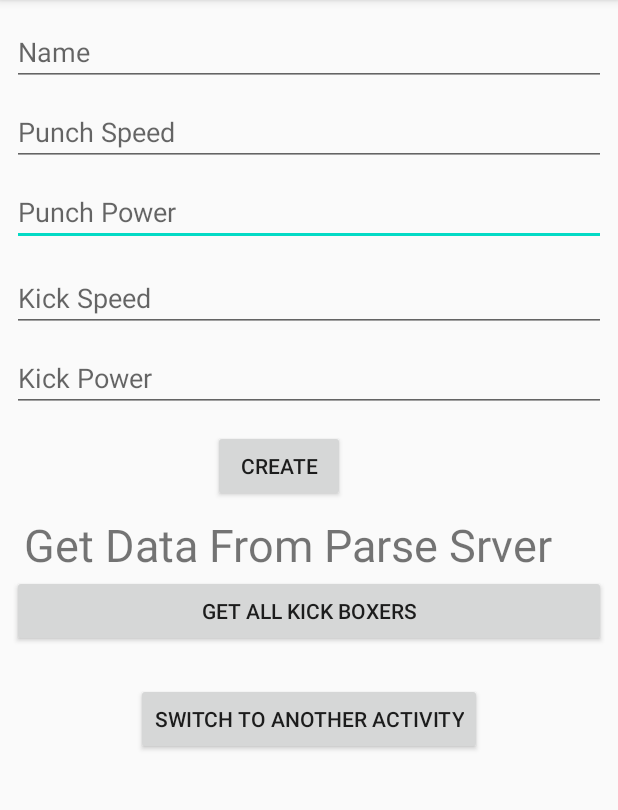
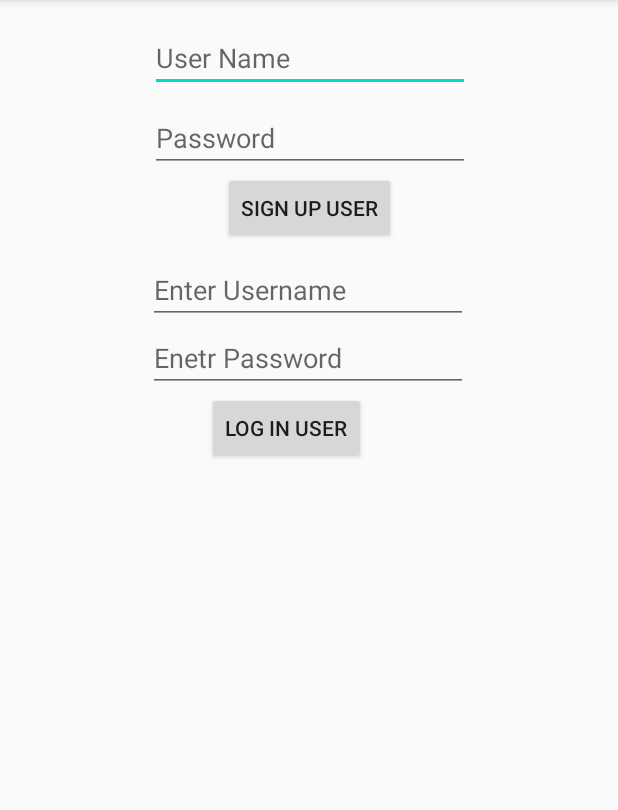
Before and after one commit to nibchee/InstagramClone, an Android app: the screen it shows after launch (SignUp before the commit, SignUpLoginActivity after it), after a tap on "SWITCH TO ANOTHER ACTIVITY", on a phone screen of 412 x 824 dp, the part 84-894 px from its top. Run offline under Robolectric (Android 15) with nearby library versions, the phone set to English and light mode, and no system bars; libraries missing offline, so code that uses them is left out: com.parse, com.shashank.sony; 1 statement that could not run was skipped.

Commit message:
Sign Up & Logged In

```diff
--- a/app/src/main/AndroidManifest.xml
+++ b/app/src/main/AndroidManifest.xml
@@ -3,13 +3,15 @@
     package="com.example.instagramclone">
 
     <application
+        android:name=".App"
         android:allowBackup="true"
         android:icon="@mipmap/ic_launcher"
         android:label="@string/app_name"
         android:roundIcon="@mipmap/ic_launcher_round"
         android:supportsRtl="true"
-        android:theme="@style/AppTheme"
-        android:name=".App">
+        android:theme="@style/AppTheme">
+        <activity android:name=".WelcomeActivity"></activity>
+        <activity android:name=".SignUpLoginActivity" />
         <activity android:name=".SignUp">
             <intent-filter>
                 <action android:name="android.intent.action.MAIN" />
--- a/app/src/main/java/com/example/instagramclone/SignUp.java
+++ b/app/src/main/java/com/example/instagramclone/SignUp.java
@@ -1,6 +1,7 @@
 package com.example.instagramclone;
 
 //import android.support.v7.app.AppCompatActivity;
+import android.content.Intent;
 import android.os.Bundle;
 import android.view.View;
 import android.widget.Button;
@@ -102,7 +103,8 @@
         btnTransition.setOnClickListener(new View.OnClickListener() {
             @Override
             public void onClick(View v) {
-
+             Intent intent=new Intent(SignUp.this,SignUpLoginActivity.class);
+             startActivity(intent);
             }
         });
     }
--- a/app/src/main/java/com/example/instagramclone/SignUpLoginActivity.java
+++ b/app/src/main/java/com/example/instagramclone/SignUpLoginActivity.java
@@ -1,4 +1,81 @@
 package com.example.instagramclone;
 
-public class SignUpLoginActivity {
+import androidx.appcompat.app.AppCompatActivity;
+
+import android.os.Bundle;
+import android.view.View;
+import android.widget.Button;
+import android.widget.EditText;
+
+import com.parse.LogInCallback;
+import com.parse.ParseException;
+import com.parse.ParseUser;
+import com.parse.SignUpCallback;
+import com.shashank.sony.fancytoastlib.FancyToast;
+
+public class SignUpLoginActivity extends AppCompatActivity
+{
+    private EditText edtuserLogin,edtuserSignUp,edtPasswordSignUp,edtPasswordLogin;
+    private Button btnUserLogIn,btnUserSignUp;
+
+    @Override
+    protected void onCreate(Bundle savedInstanceState) {
+        super.onCreate(savedInstanceState);
+        setContentView(R.layout.activity_sign_up_login);
+
+        edtuserLogin=findViewById(R.id.edtUserLogin);
+        edtuserSignUp=findViewById(R.id.edtUserSignUp);
+        edtPasswordLogin=findViewById(R.id.edtPasswordSignIn);
+        edtPasswordSignUp=findViewById(R.id.edtPasswordSignUp);
+        btnUserLogIn=findViewById(R.id.btnSignIn);
+        btnUserSignUp=findViewById(R.id.btnSignUp);
+
+        btnUserSignUp.setOnClickListener(new View.OnClickListener() {
+            @Override
+            public void onClick(View v)
+            {
+                final ParseUser appUser=new ParseUser();
+                appUser.setUsername(edtuserSignUp.getText().toString());
+                appUser.setPassword(edtPasswordSignUp.getText().toString());
+
+                appUser.signUpInBackground(new SignUpCallback() {
+                    @Override
+                    public void done(ParseException e)
+                    {
+                        if(e==null)
+                        {
+                            FancyToast.makeText(SignUpLoginActivity.this, appUser.get("username") + "is signed Up sucessfully", FancyToast.LENGTH_LONG, FancyToast.SUCCESS, true).show();
+                        }
+                          else
+                        {
+                            FancyToast.makeText(SignUpLoginActivity.this, e.getMessage(), FancyToast.LENGTH_LONG, FancyToast.ERROR, false).show();
+                        }
+                    }
+                });
+
+            }
+        });
+
+
+        btnUserLogIn.setOnClickListener(new View.OnClickListener() {
+            @Override
+            public void onClick(View v) {
+                ParseUser.logInInBackground(edtuserLogin.getText().toString(), edtPasswordLogin.getText().toString(), new LogInCallback() {
+                    @Override
+                    public void done(ParseUser user, ParseException e)
+                    {
+                        if(user !=null && e==null)
+                        {
+                            FancyToast.makeText(SignUpLoginActivity.this, user.get("username") + "is  sucessfully Logged In", FancyToast.LENGTH_LONG, FancyToast.SUCCESS, true).show();
+
+                        }
+                        else {
+                            FancyToast.makeText(SignUpLoginActivity.this, e.getMessage(), FancyToast.LENGTH_LONG, FancyToast.ERROR, false).show();
+                        }
+                    }
+                });
+
+            }
+        });
+    }
 }
--- /dev/null
+++ b/app/src/main/res/layout/activity_sign_up_login.xml
@@ -0,0 +1,80 @@
+<?xml version="1.0" encoding="utf-8"?>
+<androidx.constraintlayout.widget.ConstraintLayout xmlns:android="http://schemas.android.com/apk/res/android"
+    xmlns:app="http://schemas.android.com/apk/res-auto"
+    xmlns:tools="http://schemas.android.com/tools"
+    android:layout_width="match_parent"
+    android:layout_height="match_parent"
+    tools:context=".SignUpLoginActivity">
+
+    <EditText
+        android:id="@+id/edtUserSignUp"
+        android:layout_width="wrap_content"
+        android:layout_height="wrap_content"
+        android:layout_marginTop="16dp"
+        android:ems="10"
+        android:hint="User Name"
+        android:inputType="textPersonName"
+        app:layout_constraintEnd_toEndOf="parent"
+        app:layout_constraintHorizontal_bias="0.502"
+        app:layout_constraintStart_toStartOf="parent"
+        app:layout_constraintTop_toTopOf="parent" />
+
+    <EditText
+        android:id="@+id/edtPasswordSignUp"
+        android:layout_width="wrap_content"
+        android:layout_height="wrap_content"
+        android:layout_marginTop="8dp"
+        android:ems="10"
+        android:hint="Password"
+        android:inputType="textPersonName"
+        app:layout_constraintEnd_toEndOf="parent"
+        app:layout_constraintHorizontal_bias="0.502"
+        app:layout_constraintStart_toStartOf="parent"
+        app:layout_constraintTop_toBottomOf="@+id/edtUserSignUp" />
+
+    <Button
+        android:id="@+id/btnSignUp"
+        android:layout_width="wrap_content"
+        android:layout_height="wrap_content"
+        android:text="Sign Up User"
+        app:layout_constraintEnd_toEndOf="parent"
+        app:layout_constraintStart_toStartOf="parent"
+        app:layout_constraintTop_toBottomOf="@+id/edtPasswordSignUp" />
+
+    <EditText
+        android:id="@+id/edtUserLogin"
+        android:layout_width="wrap_content"
+        android:layout_height="wrap_content"
+        android:layout_marginTop="8dp"
+        android:ems="10"
+        android:hint="Enter Username"
+        android:inputType="textPersonName"
+        app:layout_constraintEnd_toEndOf="parent"
+        app:layout_constraintHorizontal_bias="0.497"
+        app:layout_constraintStart_toStartOf="parent"
+        app:layout_constraintTop_toBottomOf="@+id/btnSignUp" />
+
+    <EditText
+        android:id="@+id/edtPasswordSignIn"
+        android:layout_width="wrap_content"
+        android:layout_height="wrap_content"
+        android:ems="10"
+        android:hint="Enetr Password"
+        android:inputType="textPersonName"
+        app:layout_constraintEnd_toEndOf="parent"
+        app:layout_constraintHorizontal_bias="0.497"
+        app:layout_constraintStart_toStartOf="parent"
+        app:layout_constraintTop_toBottomOf="@+id/edtUserLogin" />
+
+    <Button
+        android:id="@+id/btnSignIn"
+        android:layout_width="wrap_content"
+        android:layout_height="wrap_content"
+        android:text="Log in USER"
+        app:layout_constraintBottom_toBottomOf="parent"
+        app:layout_constraintEnd_toEndOf="parent"
+        app:layout_constraintHorizontal_bias="0.45"
+        app:layout_constraintStart_toStartOf="parent"
+        app:layout_constraintTop_toBottomOf="@+id/edtPasswordSignIn"
+        app:layout_constraintVertical_bias="0.0" />
+</androidx.constraintlayout.widget.ConstraintLayout>
```
Also changed, not shown: app/src/main/java/com/example/instagramclone/WelcomeActivity.java (added, +14 -0 lines), app/src/main/res/layout/activity_sign_up.xml (+39 -22 lines), app/src/main/res/layout/activity_welcome.xml (added, +9 -0 lines).
